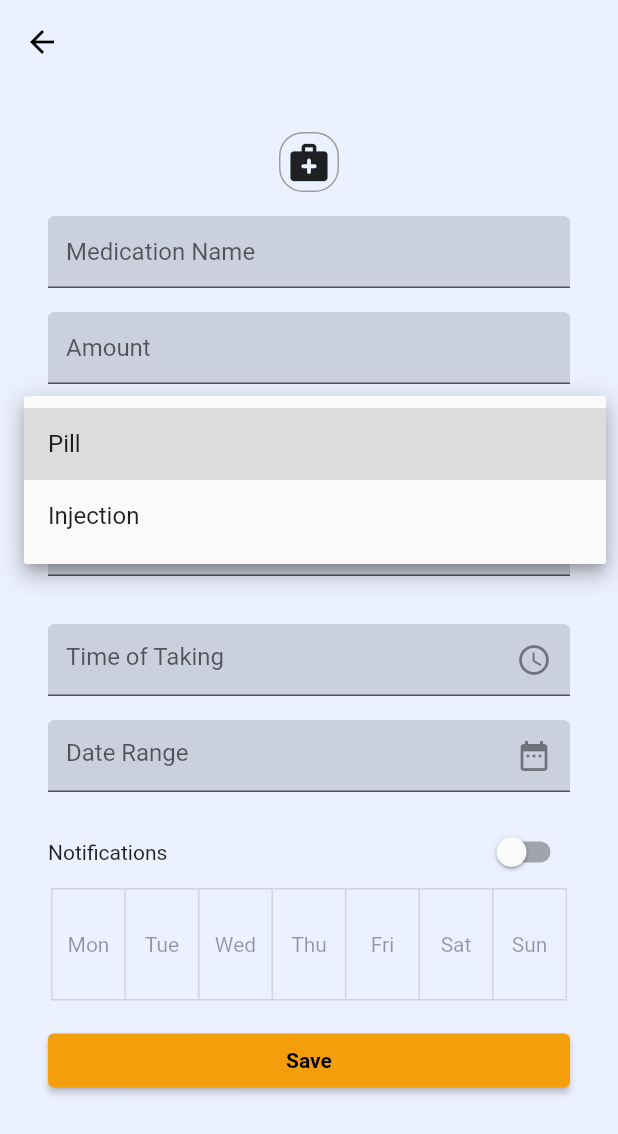
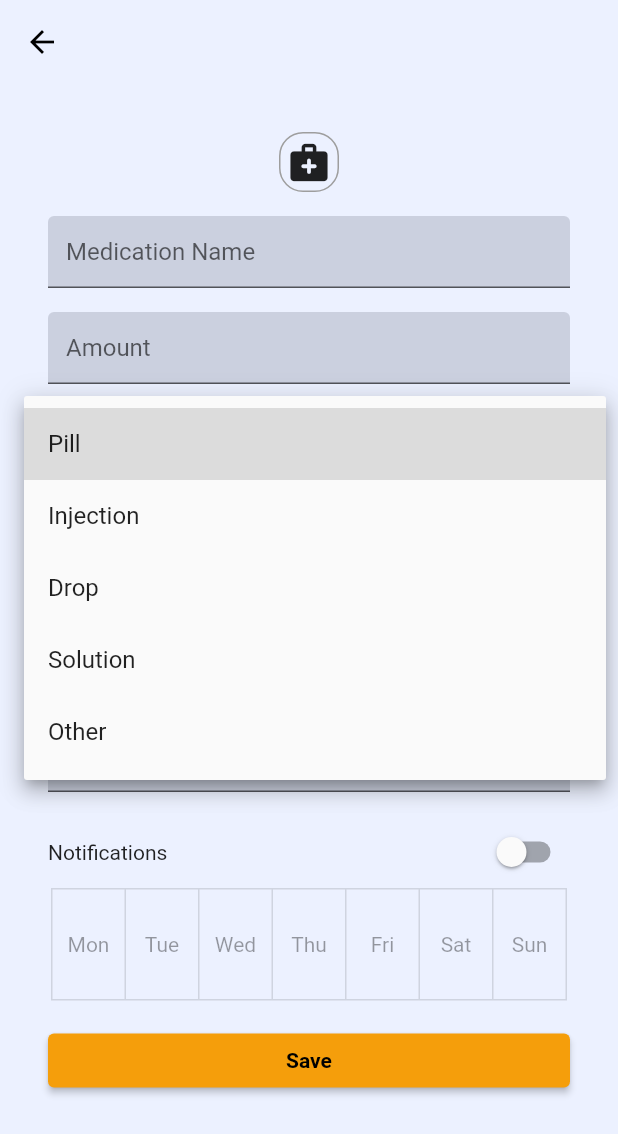
Before and after one commit to ninidhiaeddine/said-mobile, a Flutter app: the SingleMedSetupPage screen opened directly, after a tap on "Type", on a phone screen of 412 x 824 dp. Shown: the top 1134 px of the screen. Run offline on Flutter 3.47's test engine with Material 2 defaults, Android fonts, the phone set to English and light mode, and no system bars; our stand-ins replace font_awesome_flutter; generated files the repository leaves out were written again.

Commit message:
Fixed type options

```diff
--- a/lib/screens/single_med_setup.dart
+++ b/lib/screens/single_med_setup.dart
@@ -17,8 +17,8 @@ class _SingleMedSetupPageState extends State<SingleMedSetupPage> {
   bool notifsAreOn = false;
   final List<bool> _selections = List.generate(7, (index) => false);
 
-  List<String> typeOptions = ["Pill", "Injection"];
-  List<String> methodOptions = ["Before Eating", "After Eating"];
+  List<String> typeOptions = ["Pill", "Injection", "Drop", "Solution", "Other"];
+  List<String> methodOptions = ["Before Eating", "After Eating", "Halfway through a meal"];
 
   @override
   Widget build(BuildContext context) {
```
